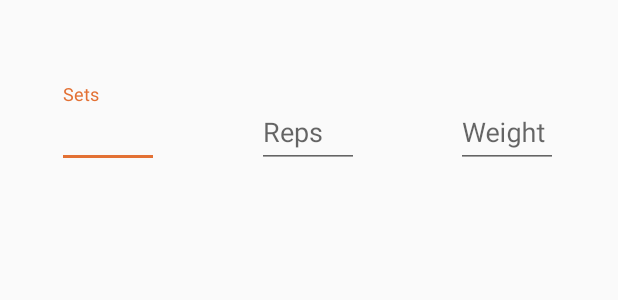
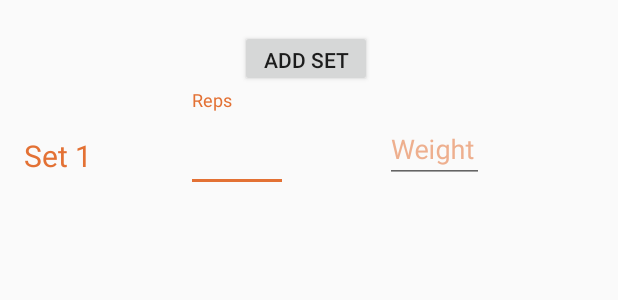
Before and after one commit to bmashlum/WorkoutTracker-1, an Android app: the layout layout_dialog.xml on its own in the app's theme, with its tools: preview values and no code run, on a phone screen of 412 x 824 dp. Shown: the top 300 px of the screen. Run offline under Robolectric (Android 15) with nearby library versions, the phone set to English and light mode, and no system bars.

Commit message:
commit before merge to develop

```diff
--- a/FitAid App/app/src/main/java/com/example/brad/fitaid/SetsRepsWeightDialog.java
+++ b/FitAid App/app/src/main/java/com/example/brad/fitaid/SetsRepsWeightDialog.java
@@ -5,16 +5,33 @@ import android.app.Dialog;
 import android.content.DialogInterface;
 import android.graphics.Color;
 import android.os.Bundle;
+import android.text.Layout;
 import android.view.LayoutInflater;
 import android.view.View;
 import android.widget.Button;
+import android.widget.EditText;
+import android.widget.LinearLayout;
 import android.widget.TextView;
 
 import androidx.appcompat.app.AppCompatDialogFragment;
 
 public class SetsRepsWeightDialog extends AppCompatDialogFragment {
+    View view;
+   // Button addSet;
+    // TextView set2,set3,set4;
+
     @Override
     public Dialog onCreateDialog(Bundle savedInstanceState) {
+
+       /* addSet.findViewById(R.id.btnAddSet);
+        set2.findViewById(R.id.tvSets2);
+        addSet.setOnClickListener(new View.OnClickListener() {
+            @Override
+            public void onClick(View view) {
+                set2.setVisibility(View.VISIBLE);
+            }
+        });*/
+
         String popUpTitle = JournalFragment.pos;
 
         TextView textView = new TextView(getContext());
@@ -47,4 +64,5 @@ public class SetsRepsWeightDialog extends AppCompatDialogFragment {
 
         return builder.create();
     }
+
 }
--- a/FitAid App/app/src/main/java/com/example/brad/fitaid/WorkoutFragment.java
+++ b/FitAid App/app/src/main/java/com/example/brad/fitaid/WorkoutFragment.java
@@ -98,14 +98,14 @@ public class WorkoutFragment extends Fragment {
         lvExercises.setChoiceMode(ListView.CHOICE_MODE_MULTIPLE);
 //hash map for videos by exercises
         final HashMap<String, Uri> uri = new HashMap<>();
-        uri.put("Squat", Uri.parse("android.resource://" + getContext().getPackageName() + "/raw/trainwreck"));
+        uri.put("Squat", Uri.parse("android.resource://" + getContext().getPackageName() + "/raw/squat"));
         uri.put("Leg Extension", Uri.parse("android.resource://" + getContext().getPackageName() + "/raw/trainwhistle"));
         uri.put("Leg Press", Uri.parse("android.resource://" + getContext().getPackageName() + "/raw/trainwreck"));
         uri.put("Seated Leg Curl", Uri.parse("android.resource://" + getContext().getPackageName() + "/raw/trainwreck"));
         uri.put("Lying Leg Curl", Uri.parse("android.resource://" + getContext().getPackageName() + "/raw/trainwreck"));
         uri.put("Calf Raise", Uri.parse("android.resource://" + getContext().getPackageName() + "/raw/trainwreck"));
         uri.put("Seated Calf Raise", Uri.parse("android.resource://" + getContext().getPackageName() + "/raw/trainwreck"));
-        uri.put("Shoulder Press", Uri.parse("android.resource://" + getContext().getPackageName() + "/raw/trainwreck"));
+        uri.put("Shoulder Press", Uri.parse("android.resource://" + getContext().getPackageName() + "/raw/shoulderpress"));
         uri.put("Dumbbell Fly", Uri.parse("android.resource://" + getContext().getPackageName() + "/raw/trainwreck"));
         uri.put("Dumbbell Rear Fly", Uri.parse("android.resource://" + getContext().getPackageName() + "/raw/trainwreck"));
         uri.put("Tricep Pushdown", Uri.parse("android.resource://" + getContext().getPackageName() + "/raw/trainwreck"));
@@ -116,7 +116,7 @@ public class WorkoutFragment extends Fragment {
         uri.put("Seated Curl", Uri.parse("android.resource://" + getContext().getPackageName() + "/raw/trainwreck"));
         uri.put("Incline Dumbbell Curl", Uri.parse("android.resource://" + getContext().getPackageName() + "/raw/trainwreck"));
         uri.put("Bicep Face Pull", Uri.parse("android.resource://" + getContext().getPackageName() + "/raw/trainwreck"));
-        uri.put("Pullup", Uri.parse("android.resource://" + getContext().getPackageName() + "/raw/trainwreck"));
+        uri.put("Pullup", Uri.parse("android.resource://" + getContext().getPackageName() + "/raw/pullup"));
         uri.put("Lat Pulldown", Uri.parse("android.resource://" + getContext().getPackageName() + "/raw/trainwreck"));
         uri.put("Barbell Row", Uri.parse("android.resource://" + getContext().getPackageName() + "/raw/trainwreck"));
         uri.put("Dumbbell Row", Uri.parse("android.resource://" + getContext().getPackageName() + "/raw/trainwreck"));
@@ -127,7 +127,7 @@ public class WorkoutFragment extends Fragment {
         uri.put("Incline Barbell Bench Press", Uri.parse("android.resource://" + getContext().getPackageName() + "/raw/trainwreck"));
         uri.put("Incline Dumbbell Bench Press", Uri.parse("android.resource://" + getContext().getPackageName() + "/raw/trainwreck"));
         uri.put("Chest Fly", Uri.parse("android.resource://" + getContext().getPackageName() + "/raw/trainwreck"));
-        uri.put("Pushup", Uri.parse("android.resource://" + getContext().getPackageName() + "/raw/trainwreck"));
+        uri.put("Pushup", Uri.parse("android.resource://" + getContext().getPackageName() + "/raw/pushup"));
         uri.put("Crunch", Uri.parse("android.resource://" + getContext().getPackageName() + "/raw/trainwreck"));
         uri.put("Reverse Crunch", Uri.parse("android.resource://" + getContext().getPackageName() + "/raw/trainwreck"));
         uri.put("Russian Twist", Uri.parse("android.resource://" + getContext().getPackageName() + "/raw/trainwreck"));
@@ -245,8 +245,8 @@ public class WorkoutFragment extends Fragment {
                                                          }
                                 );
                                 pw.setContentView(vv);
-                                pw.setWidth(700);
-                                pw.setHeight(800);
+                                pw.setWidth(600);
+                                pw.setHeight(1000);
                                 pw.setTouchable(true);
                                 pw.setFocusable(true);
                                 pw.setOutsideTouchable(true);
--- a/FitAid App/app/src/main/res/layout/fragment_profile.xml
+++ b/FitAid App/app/src/main/res/layout/fragment_profile.xml
@@ -45,7 +45,7 @@
         app:layout_constraintTop_toBottomOf="@+id/imageView" />
 
     <com.google.android.material.textfield.TextInputLayout
-        android:id="@+id/text_input_weight"
+        android:id="@+id/text_input_weight1"
         android:layout_width="100dp"
         android:layout_height="wrap_content"
         android:layout_marginStart="36dp"
@@ -74,7 +74,7 @@
         android:layout_marginStart="44dp"
         android:textColorHint="@color/colorAccent"
         app:layout_constraintBottom_toBottomOf="@+id/imageView"
-        app:layout_constraintStart_toEndOf="@+id/text_input_weight"
+        app:layout_constraintStart_toEndOf="@+id/text_input_weight1"
         app:layout_constraintTop_toTopOf="@+id/imageView"
         app:layout_constraintVertical_bias="0.464">
 
--- a/FitAid App/app/src/main/res/layout/layout_dialog.xml
+++ b/FitAid App/app/src/main/res/layout/layout_dialog.xml
@@ -5,74 +5,126 @@
     android:layout_width="match_parent"
     android:layout_height="match_parent">
 
+    <TextView
+        android:id="@+id/tvSet4"
+        android:layout_width="wrap_content"
+        android:layout_height="wrap_content"
+        android:layout_marginStart="16dp"
+        android:layout_marginTop="232dp"
+        android:layout_marginEnd="8dp"
+        android:text="Set 4"
+        android:textColor="@color/colorAccent"
+        android:textSize="20sp"
+        android:visibility="invisible"
+        app:layout_constraintEnd_toStartOf="@+id/text_input_reps"
+        app:layout_constraintHorizontal_bias="0.333"
+        app:layout_constraintStart_toStartOf="parent"
+        app:layout_constraintTop_toBottomOf="@+id/btnAddSet" />
+
+    <TextView
+        android:id="@+id/tvSets1"
+        android:layout_width="wrap_content"
+        android:layout_height="wrap_content"
+        android:layout_marginStart="16dp"
+        android:layout_marginTop="32dp"
+        android:layout_marginEnd="8dp"
+        android:text="Set 1"
+        android:textColor="@color/colorAccent"
+        android:textSize="20sp"
+        app:layout_constraintEnd_toStartOf="@+id/text_input_reps"
+        app:layout_constraintHorizontal_bias="0.333"
+        app:layout_constraintStart_toStartOf="parent"
+        app:layout_constraintTop_toBottomOf="@+id/btnAddSet" />
+
+    <TextView
+        android:id="@+id/tvSets2"
+        android:layout_width="wrap_content"
+        android:layout_height="wrap_content"
+        android:layout_marginStart="16dp"
+        android:layout_marginTop="104dp"
+        android:layout_marginEnd="8dp"
+        android:text="Set 2"
+        android:textColor="@color/colorAccent"
+        android:textSize="20sp"
+        android:visibility="invisible"
+        app:layout_constraintEnd_toStartOf="@+id/text_input_reps"
+        app:layout_constraintHorizontal_bias="0.333"
+        app:layout_constraintStart_toStartOf="parent"
+        app:layout_constraintTop_toBottomOf="@+id/btnAddSet" />
+
+    <TextView
+        android:id="@+id/tvSets3"
+        android:layout_width="wrap_content"
+        android:layout_height="wrap_content"
+        android:layout_marginStart="16dp"
+        android:layout_marginTop="168dp"
+        android:layout_marginEnd="8dp"
+        android:text="Set 3"
+        android:textColor="@color/colorAccent"
+        android:textSize="20sp"
+        android:visibility="invisible"
+        app:layout_constraintEnd_toStartOf="@+id/text_input_reps"
+        app:layout_constraintHorizontal_bias="0.333"
+        app:layout_constraintStart_toStartOf="parent"
+        app:layout_constraintTop_toBottomOf="@+id/btnAddSet" />
+
+    <Button
+        android:id="@+id/btnAddSet"
+        android:layout_width="wrap_content"
+        android:layout_height="38dp"
+        android:layout_marginStart="160dp"
+        android:layout_marginTop="20dp"
+        android:layout_marginEnd="8dp"
+        android:text="Add Set"
+        app:layout_constraintEnd_toEndOf="parent"
+        app:layout_constraintHorizontal_bias="0.0"
+        app:layout_constraintStart_toStartOf="parent"
+        app:layout_constraintTop_toTopOf="parent" />
+
     <com.google.android.material.textfield.TextInputLayout
-        android:id="@+id/text_input_sets"
+        android:id="@+id/rep1_input_layout"
         android:layout_width="68dp"
-        android:layout_height="62dp"
+        android:layout_height="wrap_content"
         android:layout_marginStart="8dp"
-        android:layout_marginTop="56dp"
+        android:layout_marginTop="60dp"
         android:layout_marginEnd="8dp"
+        android:textColorHint="@color/transpAccent"
         app:hintAnimationEnabled="true"
         app:hintEnabled="true"
         app:layout_constraintEnd_toEndOf="parent"
-        app:layout_constraintHorizontal_bias="0.091"
+        app:layout_constraintHorizontal_bias="0.354"
         app:layout_constraintStart_toStartOf="parent"
         app:layout_constraintTop_toTopOf="parent">
 
         <com.google.android.material.textfield.TextInputEditText
-            android:id="@+id/inputSets"
+            android:id="@+id/input_rep1"
             android:layout_width="match_parent"
-            android:layout_height="wrap_content"
-            android:hint="Sets"
-            android:inputType="number"
+            android:layout_height="57dp"
+            android:hint="Reps"
             android:textColor="@color/colorAccent"
-            android:textColorHint="@color/colorAccent" />
+            android:textColorHint="@color/transpAccent" />
     </com.google.android.material.textfield.TextInputLayout>
 
     <com.google.android.material.textfield.TextInputLayout
-        android:id="@+id/text_input_reps"
-        android:layout_width="68dp"
-        android:layout_height="62dp"
+        android:id="@+id/rep2_input_layout"
+        android:layout_width="66dp"
+        android:layout_height="54dp"
         android:layout_marginStart="8dp"
-        android:layout_marginTop="56dp"
+        android:layout_marginTop="68dp"
         android:layout_marginEnd="8dp"
-        app:hintAnimationEnabled="true"
-        app:hintEnabled="true"
+        android:textColorHint="@color/transpAccent"
         app:layout_constraintEnd_toEndOf="parent"
-        app:layout_constraintHorizontal_bias="0.498"
+        app:layout_constraintHorizontal_bias="0.753"
         app:layout_constraintStart_toStartOf="parent"
         app:layout_constraintTop_toTopOf="parent">
 
         <com.google.android.material.textfield.TextInputEditText
-            android:id="@+id/inputReps"
+            android:id="@+id/input_rep2"
             android:layout_width="match_parent"
             android:layout_height="wrap_content"
-            android:hint="Reps"
-            android:inputType="number"
             android:textColor="@color/colorAccent"
-            android:textColorHint="@color/colorAccent" />
+            android:textColorHint="@color/transpAccent"
+            android:hint="Weight" />
     </com.google.android.material.textfield.TextInputLayout>
 
-    <com.google.android.material.textfield.TextInputLayout
-        android:id="@+id/text_input_weight"
-        android:layout_width="68dp"
-        android:layout_height="62dp"
-        android:layout_marginTop="56dp"
-        app:hintAnimationEnabled="true"
-        app:hintEnabled="true"
-        app:layout_constraintEnd_toEndOf="parent"
-        app:layout_constraintHorizontal_bias="0.883"
-        app:layout_constraintStart_toStartOf="parent"
-        app:layout_constraintTop_toTopOf="parent">
-
-        <com.google.android.material.textfield.TextInputEditText
-            android:id="@+id/inputWeight"
-            android:layout_width="match_parent"
-            android:layout_height="wrap_content"
-            android:layout_alignStart="@+id/text_input_weight"
-            android:hint="Weight"
-            android:inputType="number"
-            android:textColor="@color/colorAccent"
-            android:textColorHint="@color/colorAccent" />
-    </com.google.android.material.textfield.TextInputLayout>
 </androidx.constraintlayout.widget.ConstraintLayout>
```
Also changed, not shown: 290 other files.
